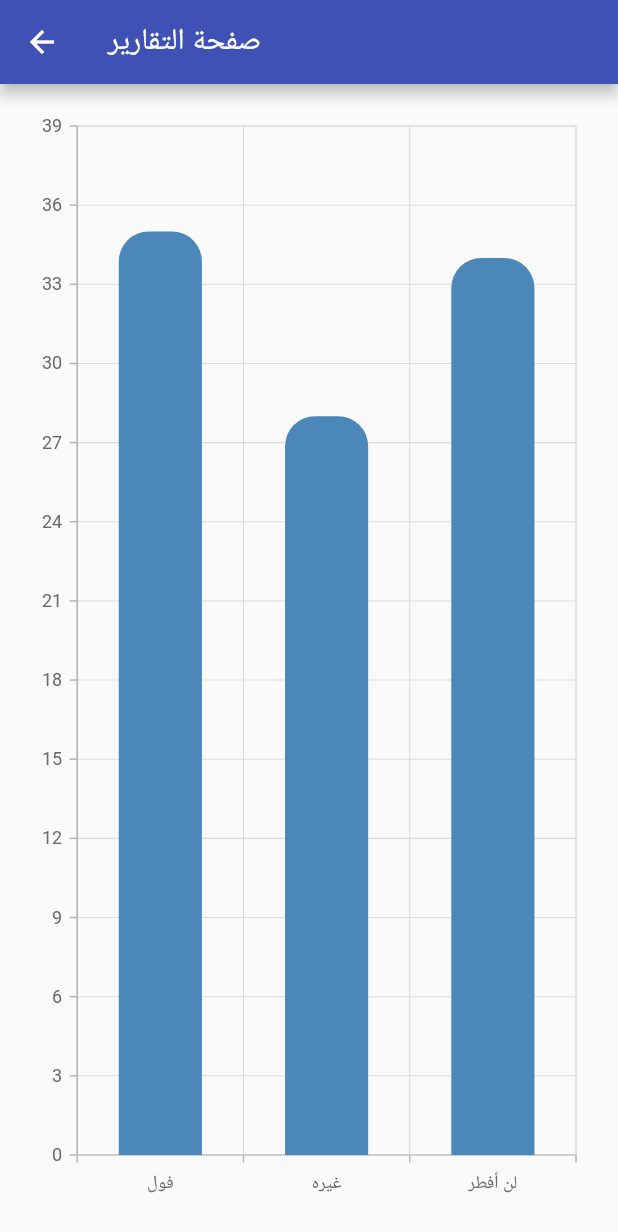
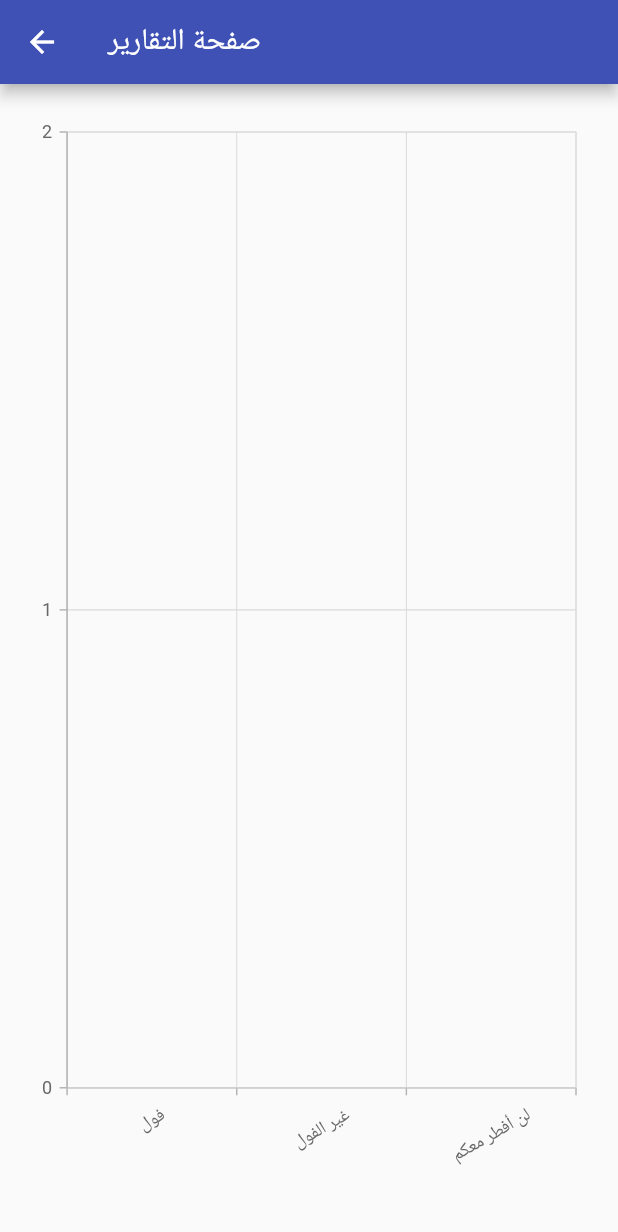
Before and after one commit to MohammedHyder777/Iftar, a Flutter app: the ReportScreen screen opened directly, on a phone screen of 412 x 824 dp. Shown: the top 1232 px of the screen. Run offline on Flutter 3.47's test engine with Material 2 defaults, Android fonts, the phone set to English and light mode, and no system bars; our stand-ins replace cloud_firestore, firebase_auth, firebase_core, flutter_speed_dial, flutter_spinkit, google_sign_in and 1 more; accounts and stored records are empty.

Commit message:
Adding real time report via streamProvider

```diff
--- a/lib/reports.dart
+++ b/lib/reports.dart
@@ -1,26 +1,53 @@
 import 'package:flutter/material.dart';
+import 'package:iftar/data.dart';
+import 'package:iftar/services/database.dart';
+import 'package:provider/provider.dart';
 import 'package:syncfusion_flutter_charts/charts.dart';
 
 
+int countFoodOrders(String type, List<Data> data) {
+    int count = 0;
+    for (var user in data) {
+      if (user.food == type) {
+        count++;
+      }
+    }
+    return count;
+  }
 
 class ReportScreen extends StatelessWidget {
+
   const ReportScreen({super.key});
 
 
+// The data source
   @override
   Widget build(BuildContext context) {
+
+
+    return StreamProvider<List<Data>>.value(
+      initialData: const [],
+      value: DatabaseService().document,
+      builder:(context, child) {
+
+        List<ChartData> chartData = [];
+        final data = Provider.of<List<Data>>(context);
+        for (var e in ['فول', 'غير الفول', 'لن أفطر معكم']) {
+          chartData.add(ChartData(e, countFoodOrders(e, data)));
+        }
+
         return Scaffold(
         appBar: AppBar(
           title: const Text('صفحة التقارير'),
         ),
         body: Center(
           child: Padding(
-          padding: const EdgeInsets.all(18.0),
+            padding: const EdgeInsets.fromLTRB(18.0,22.0,18.0,36.0),
             child: SfCartesianChart(
                 isTransposed: true,
-            primaryXAxis: CategoryAxis(),
+                primaryXAxis: CategoryAxis(labelRotation: -30),
                 primaryYAxis: NumericAxis(
-              interval: 3,
+                  interval: 1,
                 ),
                 series: <BarSeries<ChartData, String>>[
                   // Renders bar chart
@@ -29,24 +56,27 @@ class ReportScreen extends StatelessWidget {
                       xValueMapper: (ChartData data, _) => data.x,
                       yValueMapper: (ChartData data, _) => data.y,
                       width: 0.5,
-                borderRadius: const BorderRadius.only(topRight: Radius.circular(20), topLeft: Radius.circular(20))
-              )
-          ]
-          ),
+                      borderRadius: const BorderRadius.only(
+                          topRight: Radius.circular(20),
+                          topLeft: Radius.circular(20)))
+                ]),
           ),
         ),
       );
+      },
+    );
   }
 }
+
 // The data source
-final List<ChartData> chartData = [
-            ChartData('فول', 35),
-            ChartData('غيره', 28),
-            ChartData('لن أفطر', 34),
-        ];
+// final List<ChartData> chartData = [
+//   ChartData('فول', 35),
+//   ChartData('غيره', 28),
+//   ChartData('لن أفطر', 34),
+// ];
 
 class ChartData {
   ChartData(this.x, this.y);
   final String x;
-        final double? y;
+  final int? y;
 }
--- a/lib/screens/home/home.dart
+++ b/lib/screens/home/home.dart
@@ -13,6 +13,17 @@ import 'package:iftar/user.dart';
 import 'package:provider/provider.dart';
 import 'package:flutter_speed_dial/flutter_speed_dial.dart';
 
+int countFoodOrders(String type, BuildContext mycontext) {
+    final data = Provider.of<List<Data>>(mycontext);
+    int count = 0;
+    for (var user in data) {
+      if (user.food == type) {
+        count++;
+      }
+    }
+    return count;
+  }
+
 class Home extends StatefulWidget {
   const Home({Key? key}) : super(key: key);
 
@@ -24,16 +35,6 @@ class _HomeState extends State<Home> {
   final AuthService _authService = AuthService();
   String currentCriteria = 'food';
 
-  int countFoodOrders(String type, BuildContext mycontext) {
-    final data = Provider.of<List<Data>>(mycontext);
-    int count = 0;
-    for (var user in data) {
-      if (user.food == type) {
-        count++;
-      }
-    }
-    return count;
-  }
 
   @override
   Widget build(BuildContext context) {
@@ -304,7 +305,7 @@ class _HomeState extends State<Home> {
                 }
                 if (val == '3') {
                   // createPdfReport();
-                  Navigator.push(context, MaterialPageRoute(builder: (context) => const ReportScreen(),));
+                  Navigator.push(context, MaterialPageRoute(builder: (context) => ReportScreen(),));
                 }
                 if (val == '4') {
                   viewDeleteOrderConfirm();
```
Lines whose indentation alone changed are shown as unchanged.
